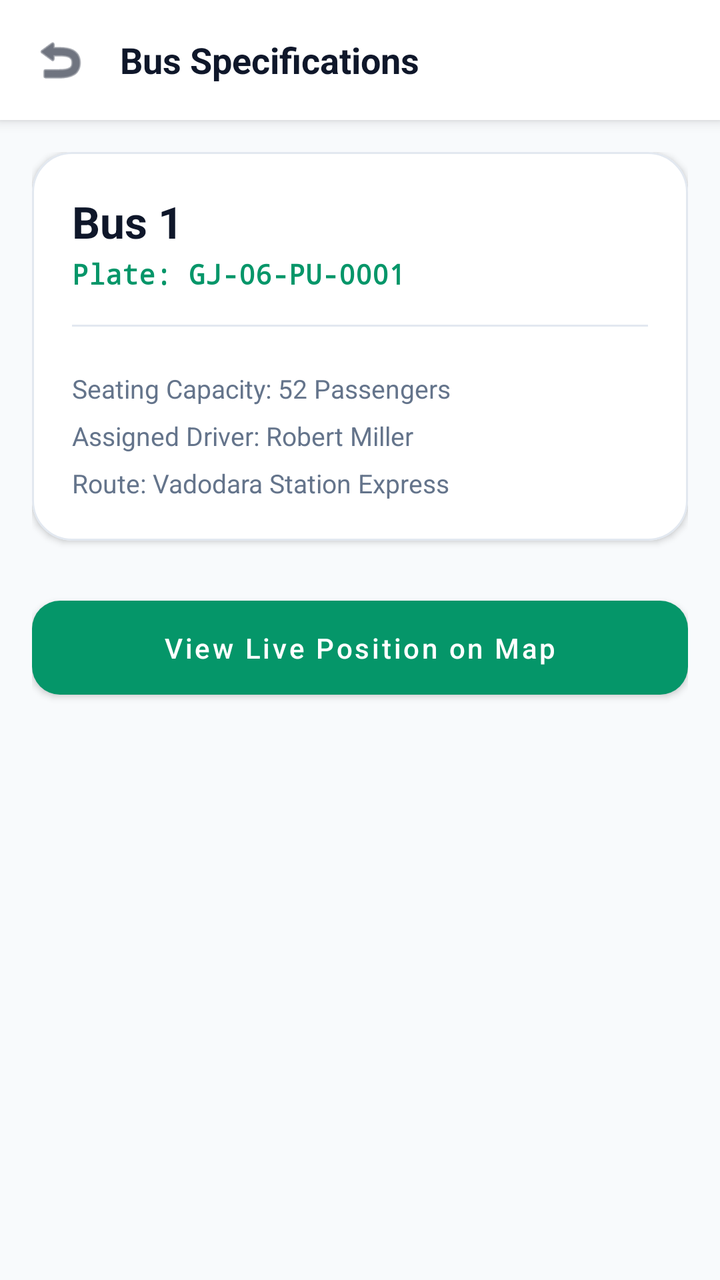
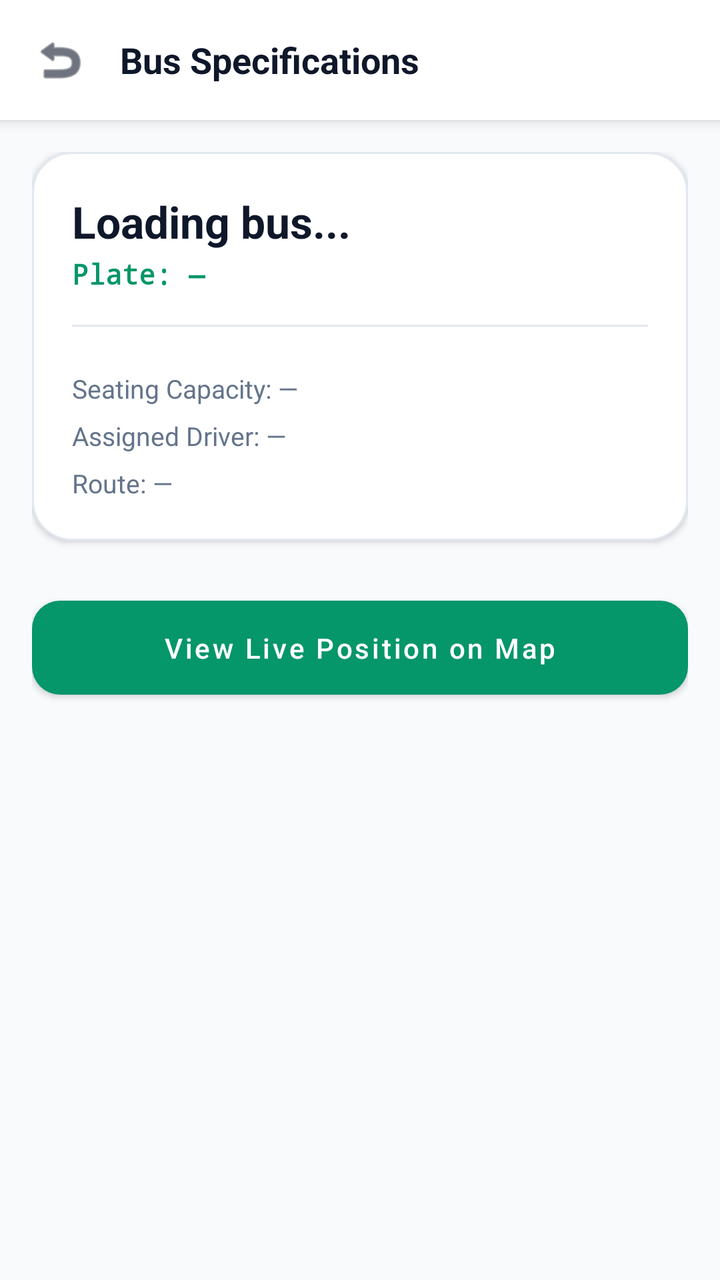

An Android layout rendered at two revisions. The XML below is the earlier revision; the diff shows what the commit changed to produce the second picture.
<!-- AndroidManifest.xml: application theme Theme.UniTrack -->
<!-- res/layout/activity_bus_detail.xml -->
<?xml version="1.0" encoding="utf-8"?>
<ScrollView xmlns:android="http://schemas.android.com/apk/res/android"
    xmlns:app="http://schemas.android.com/apk/res-auto"
    android:layout_width="match_parent"
    android:layout_height="match_parent"
    android:background="@color/background"
    android:fillViewport="true">

    <LinearLayout
        android:layout_width="match_parent"
        android:layout_height="wrap_content"
        android:orientation="vertical">

        <LinearLayout
            android:layout_width="match_parent"
            android:layout_height="wrap_content"
            android:background="@color/white"
            android:elevation="4dp"
            android:gravity="center_vertical"
            android:orientation="horizontal"
            android:padding="16dp">

            <ImageView
                android:id="@+id/btnBack"
                android:layout_width="28dp"
                android:layout_height="28dp"
                android:clickable="true"
                android:focusable="true"
                android:src="@android:drawable/ic_menu_revert"
                app:tint="@color/text_primary" />

            <TextView
                android:layout_width="wrap_content"
                android:layout_height="wrap_content"
                android:layout_marginStart="16dp"
                android:text="Bus Specifications"
                android:textColor="@color/text_primary"
                android:textSize="18sp"
                android:textStyle="bold" />
        </LinearLayout>

        <LinearLayout
            android:layout_width="match_parent"
            android:layout_height="wrap_content"
            android:orientation="vertical"
            android:padding="16dp">

            <com.google.android.material.card.MaterialCardView
                style="@style/Widget.UniTrack.Card"
                android:layout_width="match_parent"
                android:layout_height="wrap_content"
                app:cardCornerRadius="20dp">

                <LinearLayout
                    android:layout_width="match_parent"
                    android:layout_height="wrap_content"
                    android:orientation="vertical"
                    android:padding="20dp">

                    <TextView
                        android:id="@+id/tvBusNumber"
                        android:layout_width="wrap_content"
                        android:layout_height="wrap_content"
                        android:text="Bus 1"
                        android:textColor="@color/text_primary"
                        android:textSize="22sp"
                        android:textStyle="bold" />

                    <TextView
                        android:id="@+id/tvLicensePlate"
                        android:layout_width="wrap_content"
                        android:layout_height="wrap_content"
                        android:layout_marginTop="2dp"
                        android:fontFamily="monospace"
                        android:text="Plate: GJ-06-PU-0001"
                        android:textColor="@color/primary"
                        android:textSize="14sp"
                        android:textStyle="bold" />

                    <View
                        android:layout_width="match_parent"
                        android:layout_height="1dp"
                        android:layout_marginTop="16dp"
                        android:layout_marginBottom="16dp"
                        android:background="@color/divider" />

                    <TextView
                        android:id="@+id/tvCapacity"
                        android:layout_width="wrap_content"
                        android:layout_height="wrap_content"
                        android:layout_marginTop="6dp"
                        android:text="Seating Capacity: 52 Passengers"
                        android:textColor="@color/text_secondary"
                        android:textSize="13sp" />

                    <TextView
                        android:id="@+id/tvDriver"
                        android:layout_width="wrap_content"
                        android:layout_height="wrap_content"
                        android:layout_marginTop="6dp"
                        android:text="Assigned Driver: Robert Miller"
                        android:textColor="@color/text_secondary"
                        android:textSize="13sp" />

                    <TextView
                        android:id="@+id/tvAssignedRoute"
                        android:layout_width="wrap_content"
                        android:layout_height="wrap_content"
                        android:layout_marginTop="6dp"
                        android:text="Route: Vadodara Station Express"
                        android:textColor="@color/text_secondary"
                        android:textSize="13sp" />

                </LinearLayout>
            </com.google.android.material.card.MaterialCardView>

            <com.google.android.material.button.MaterialButton
                android:id="@+id/btnViewOnMap"
                style="@style/Widget.UniTrack.Button.Primary"
                android:layout_width="match_parent"
                android:layout_height="wrap_content"
                android:layout_marginTop="24dp"
                android:text="View Live Position on Map" />

        </LinearLayout>
    </LinearLayout>
</ScrollView>
<!-- resources referenced by this layout -->
<resources>
  <color name="background">#F8FAFC</color>
  <color name="divider">#E2E8F0</color>
  <color name="primary">#059669</color>
  <color name="text_primary">#0F172A</color>
  <color name="text_secondary">#64748B</color>
  <color name="white">#FFFFFF</color>
  <style name="Widget.UniTrack.Button.Primary" parent="Widget.MaterialComponents.Button">
          <item name="backgroundTint">@color/primary</item>
          <item name="android:textColor">@color/pure_white</item>
          <item name="cornerRadius">14dp</item>
          <item name="android:textAllCaps">false</item>
          <item name="android:paddingTop">14dp</item>
          <item name="android:paddingBottom">14dp</item>
          <item name="android:fontFamily">sans-serif-medium</item>
      </style>
  <style name="Widget.UniTrack.Card" parent="Widget.MaterialComponents.CardView">
          <item name="cardCornerRadius">20dp</item>
          <item name="cardElevation">2dp</item>
          <item name="cardBackgroundColor">@color/card_background</item>
          <item name="strokeColor">@color/border</item>
          <item name="strokeWidth">1dp</item>
      </style>
  <style name="Theme.UniTrack" parent="Theme.MaterialComponents.DayNight.NoActionBar">
          
          <item name="colorPrimary">@color/primary</item>
          <item name="colorPrimaryVariant">@color/primary_dark</item>
          <item name="colorOnPrimary">@color/pure_white</item>
          
          <item name="colorSecondary">@color/secondary</item>
          <item name="colorSecondaryVariant">@color/secondary_light</item>
          <item name="colorOnSecondary">@color/pure_white</item>
          
          <item name="android:statusBarColor">@color/surface</item>
          <item name="android:windowLightStatusBar">true</item>
          <item name="android:windowBackground">@color/background</item>
          <item name="colorSurface">@color/surface</item>
          <item name="colorOnSurface">@color/text_primary</item>
  
          
          <item name="android:textColor">@color/text_primary</item>
          <item name="android:textColorPrimary">@color/text_primary</item>
          <item name="android:textColorSecondary">@color/text_secondary</item>
          <item name="android:textColorHint">@color/input_hint</item>
          <item name="android:editTextColor">@color/input_text</item>
  
          
          <item name="textInputStyle">@style/Widget.UniTrack.TextInputLayout</item>
          <item name="editTextStyle">@style/Widget.UniTrack.EditText</item>
      </style>
  <color name="pure_white">#FFFFFF</color>
  <color name="card_background">#FFFFFF</color>
  <color name="border">#E2E8F0</color>
  <color name="primary_dark">#047857</color>
  <color name="secondary">#0F172A</color>
  <color name="secondary_light">#1E293B</color>
  <color name="surface">#FFFFFF</color>
  <color name="input_hint">#64748B</color>
  <color name="input_text">#0F172A</color>
  <style name="Widget.UniTrack.TextInputLayout" parent="Widget.MaterialComponents.TextInputLayout.OutlinedBox">
          <item name="boxStrokeColor">@color/primary</item>
          <item name="hintTextColor">@color/primary</item>
          <item name="android:textColorHint">@color/input_hint</item>
          <item name="boxBackgroundColor">@color/input_background</item>
          <item name="boxCornerRadiusTopStart">12dp</item>
          <item name="boxCornerRadiusTopEnd">12dp</item>
          <item name="boxCornerRadiusBottomStart">12dp</item>
          <item name="boxCornerRadiusBottomEnd">12dp</item>
      </style>
  <style name="Widget.UniTrack.EditText" parent="Widget.MaterialComponents.TextInputEditText.OutlinedBox">
          <item name="android:textColor">@color/input_text</item>
          <item name="android:textColorHint">@color/input_hint</item>
          <item name="android:textSize">14sp</item>
      </style>
  <color name="input_background">#FFFFFF</color>
</resources>

<!-- the commit's change to res/layout/activity_bus_detail.xml (unified diff, before → after) -->
@@ -61,7 +61,7 @@
                         android:id="@+id/tvBusNumber"
                         android:layout_width="wrap_content"
                         android:layout_height="wrap_content"
-                        android:text="Bus 1"
+                        android:text="Loading bus..."
                         android:textColor="@color/text_primary"
                         android:textSize="22sp"
                         android:textStyle="bold" />
@@ -72,7 +72,7 @@
                         android:layout_height="wrap_content"
                         android:layout_marginTop="2dp"
                         android:fontFamily="monospace"
-                        android:text="Plate: GJ-06-PU-0001"
+                        android:text="Plate: —"
                         android:textColor="@color/primary"
                         android:textSize="14sp"
                         android:textStyle="bold" />
@@ -89,7 +89,7 @@
                         android:layout_width="wrap_content"
                         android:layout_height="wrap_content"
                         android:layout_marginTop="6dp"
-                        android:text="Seating Capacity: 52 Passengers"
+                        android:text="Seating Capacity: —"
                         android:textColor="@color/text_secondary"
                         android:textSize="13sp" />
 
@@ -98,7 +98,7 @@
                         android:layout_width="wrap_content"
                         android:layout_height="wrap_content"
                         android:layout_marginTop="6dp"
-                        android:text="Assigned Driver: Robert Miller"
+                        android:text="Assigned Driver: —"
                         android:textColor="@color/text_secondary"
                         android:textSize="13sp" />
 
@@ -107,7 +107,7 @@
                         android:layout_width="wrap_content"
                         android:layout_height="wrap_content"
                         android:layout_marginTop="6dp"
-                        android:text="Route: Vadodara Station Express"
+                        android:text="Route: —"
                         android:textColor="@color/text_secondary"
                         android:textSize="13sp" />
 
